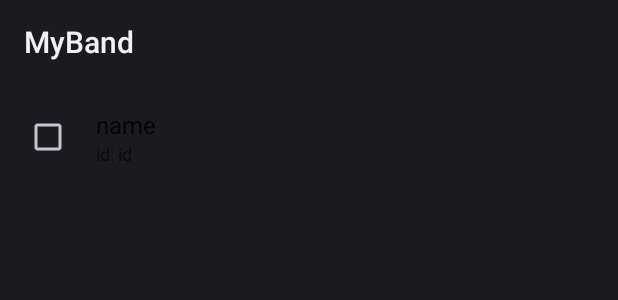
After one commit to marcialsandoval/MyBand, an Android app: the layout sensor_view.xml on its own in the app's theme, with its tools: preview values and no code run, on a phone screen of 412 x 824 dp. The commit adds this screen. Shown: the top 300 px of the screen. Run offline under Robolectric (Android 15) with nearby library versions, the phone set to English and light mode, and no system bars.

Commit message:
listview update

```diff
--- /dev/null
+++ b/app/src/main/res/layout/sensor_view.xml
@@ -0,0 +1,60 @@
+<?xml version="1.0" encoding="utf-8"?>
+<LinearLayout
+    xmlns:android="http://schemas.android.com/apk/res/android"
+    android:layout_width="match_parent"
+    android:layout_height="wrap_content"
+    android:orientation="horizontal">
+
+    <LinearLayout
+        android:padding="16dp"
+        android:layout_marginBottom="4dp"
+        android:elevation="@dimen/cardview_default_elevation"
+        android:id="@+id/item_layout"
+        android:layout_width="match_parent"
+        android:layout_height="wrap_content"
+        android:orientation="horizontal">
+
+
+        <CheckBox
+            android:layout_gravity="center_vertical"
+            android:layout_marginRight="16dp"
+            android:id="@+id/sensor_checkbox"
+            android:layout_width="wrap_content"
+            android:layout_height="wrap_content">
+
+        </CheckBox>
+        <LinearLayout
+            android:layout_gravity="center_vertical"
+            android:layout_weight="1"
+            android:layout_width="0dp"
+            android:layout_height="wrap_content"
+            android:orientation="vertical">
+
+            <TextView
+                android:text="name"
+                android:id="@+id/sensor_name"
+                style="@style/PrimaryTextListItem" />
+
+            <LinearLayout
+                android:layout_width="match_parent"
+                android:layout_height="wrap_content"
+                android:orientation="horizontal">
+
+                <TextView
+                    android:text="id: "
+                    style="@style/SecondaryTextListItem"/>
+
+                <TextView
+                    android:id="@+id/sensor_id"
+                    android:text="id"
+                    style="@style/SecondaryTextListItem"/>
+
+
+            </LinearLayout>
+
+
+        </LinearLayout>
+
+    </LinearLayout>
+
+</LinearLayout>
--- a/app/src/main/res/values/styles.xml
+++ b/app/src/main/res/values/styles.xml
@@ -51,5 +51,23 @@
 
     </style>
 
+    <style name="PrimaryTextListItem">
+        <item name="android:layout_width">wrap_content</item>
+        <item name="android:layout_height">wrap_content</item>
+        <item name="android:textColor">@android:color/black</item>
+        <item name="android:alpha">0.87</item>
 
+        <item name="android:textSize">16sp</item>
+    </style>
+
+
+
+    <style name="SecondaryTextListItem">
+        <item name="android:layout_width">wrap_content</item>
+        <item name="android:layout_height">wrap_content</item>
+        <item name="android:textColor">@android:color/black</item>
+        <item name="android:alpha">0.66</item>
+
+        <item name="android:textSize">12sp</item>
+    </style>
 </resources>
```
Also changed, not shown: app/src/main/java/com/mars_skyrunner/myband/Constants.java (+15 -15 lines), app/src/main/java/com/mars_skyrunner/myband/MainActivity.java (+144 -212 lines), app/src/main/java/com/mars_skyrunner/myband/SensorArrayAdapter.java (added, +67 -0 lines), app/src/main/java/com/mars_skyrunner/myband/SensorReading.java (+10 -0 lines), app/src/main/res/layout/activity_main.xml (+5 -15 lines), app/src/main/res/mipmap-hdpi/ic_launcher_cimarron_foreground.png (added), app/src/main/res/mipmap-mdpi/ic_launcher_cimarron_foreground.png (added), app/src/main/res/mipmap-xhdpi/ic_launcher_cimarron_foreground.png (added), app/src/main/res/mipmap-xxhdpi/ic_launcher_cimarron_foreground.png (added), app/src/main/res/mipmap-xxxhdpi/ic_launcher_cimarron_foreground.png (added), 1 other file.
